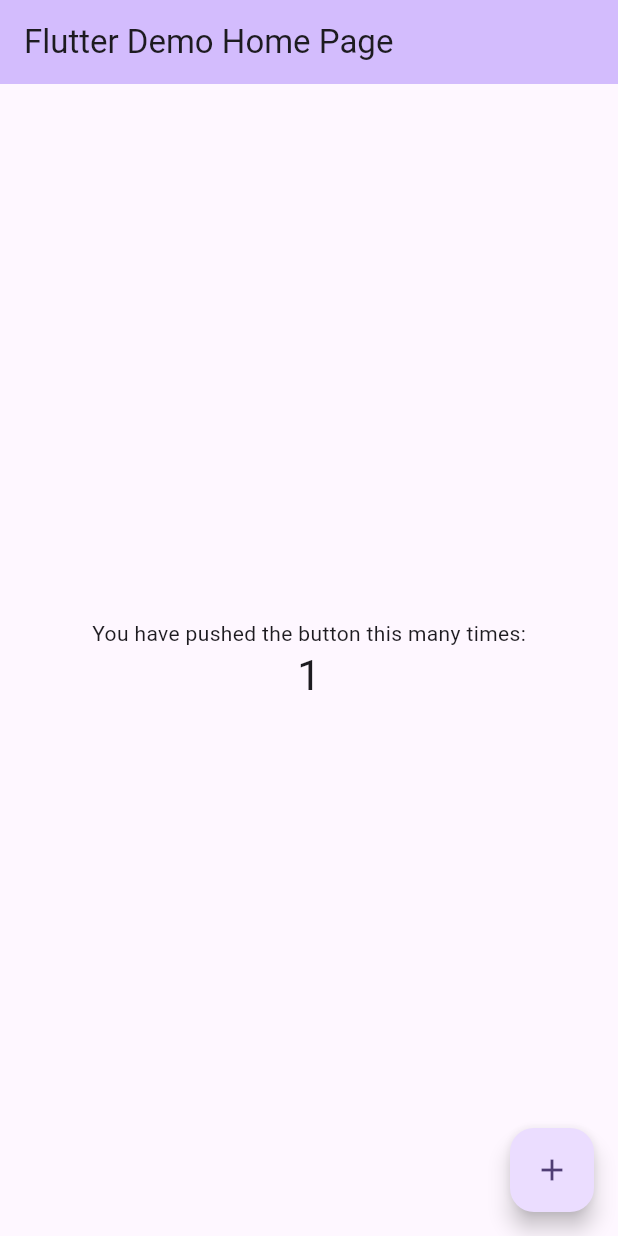
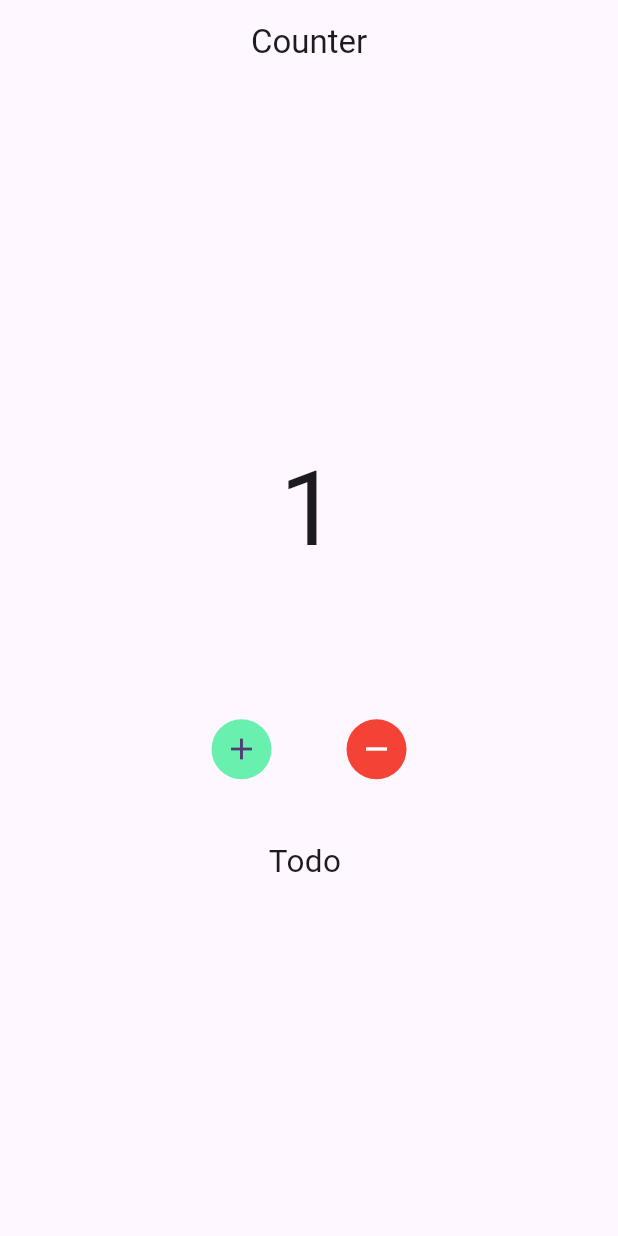
Before and after one commit to Aliabbas9870/DeveloperHub_internship_flutter, a Flutter app: the screen it shows after launch, after a tap on the "add" icon, on a phone screen of 412 x 824 dp. Run offline on Flutter 3.47's test engine with Material 3 defaults, Android fonts, the phone set to English and light mode, and no system bars; our stand-ins replace get.

Commit message:
Task2 working

```diff
--- /dev/null
+++ b/Task2/task2/lib/controller/counter_controller.dart
@@ -0,0 +1,17 @@
+import 'package:get/get.dart';
+
+class CounterController extends GetxController {
+  RxInt _counter = 0.obs;
+  int get counter => _counter.value;
+  void inc() {
+    _counter++;
+  }
+
+  void dec() {
+    if (_counter> 0) {
+      _counter--;
+
+      return;
+    }
+  }
+}
--- /dev/null
+++ b/Task2/task2/lib/controller/splash_controller.dart
@@ -0,0 +1,18 @@
+import 'dart:async';
+
+import 'package:get/get.dart';
+import 'package:task2/views/counter_view.dart';
+
+class SplashController extends GetxController {
+
+  @override
+  void onInit() {
+    super.onInit();
+
+    Timer(const Duration(seconds: 3), () {
+      Get.off(()=> const CounterView(),
+          transition: Transition.leftToRightWithFade,
+          duration: Duration(seconds: 3));
+    });
+  }
+}
--- /dev/null
+++ b/Task2/task2/lib/controller/todo_controller.dart
@@ -0,0 +1,3 @@
+
+
+class TodoController {}
--- a/Task2/task2/lib/main.dart
+++ b/Task2/task2/lib/main.dart
@@ -1,4 +1,6 @@
 import 'package:flutter/material.dart';
+import 'package:get/get.dart';
+import 'package:task2/views/splash_view.dart';
 
 void main() {
   runApp(const MyApp());
@@ -10,116 +12,14 @@ class MyApp extends StatelessWidget {
   // This widget is the root of your application.
   @override
   Widget build(BuildContext context) {
-    return MaterialApp(
-      title: 'Flutter Demo',
+    return GetMaterialApp(
+      title: 'Flutter Task2',
       theme: ThemeData(
-        // This is the theme of your application.
-        //
-        // TRY THIS: Try running your application with "flutter run". You'll see
-        // the application has a purple toolbar. Then, without quitting the app,
-        // try changing the seedColor in the colorScheme below to Colors.green
-        // and then invoke "hot reload" (save your changes or press the "hot
-        // reload" button in a Flutter-supported IDE, or press "r" if you used
-        // the command line to start the app).
-        //
-        // Notice that the counter didn't reset back to zero; the application
-        // state is not lost during the reload. To reset the state, use hot
-        // restart instead.
-        //
-        // This works for code too, not just values: Most code changes can be
-        // tested with just a hot reload.
+
         colorScheme: ColorScheme.fromSeed(seedColor: Colors.deepPurple),
         useMaterial3: true,
       ),
-      home: const MyHomePage(title: 'Flutter Demo Home Page'),
+      home: const SplashView(),
     );
   }
 }
-
-class MyHomePage extends StatefulWidget {
-  const MyHomePage({super.key, required this.title});
-
-  // This widget is the home page of your application. It is stateful, meaning
-  // that it has a State object (defined below) that contains fields that affect
-  // how it looks.
-
-  // This class is the configuration for the state. It holds the values (in this
-  // case the title) provided by the parent (in this case the App widget) and
-  // used by the build method of the State. Fields in a Widget subclass are
-  // always marked "final".
-
-  final String title;
-
-  @override
-  State<MyHomePage> createState() => _MyHomePageState();
-}
-
-class _MyHomePageState extends State<MyHomePage> {
-  int _counter = 0;
-
-  void _incrementCounter() {
-    setState(() {
-      // This call to setState tells the Flutter framework that something has
-      // changed in this State, which causes it to rerun the build method below
-      // so that the display can reflect the updated values. If we changed
-      // _counter without calling setState(), then the build method would not be
-      // called again, and so nothing would appear to happen.
-      _counter++;
-    });
-  }
-
-  @override
-  Widget build(BuildContext context) {
-    // This method is rerun every time setState is called, for instance as done
-    // by the _incrementCounter method above.
-    //
-    // The Flutter framework has been optimized to make rerunning build methods
-    // fast, so that you can just rebuild anything that needs updating rather
-    // than having to individually change instances of widgets.
-    return Scaffold(
-      appBar: AppBar(
-        // TRY THIS: Try changing the color here to a specific color (to
-        // Colors.amber, perhaps?) and trigger a hot reload to see the AppBar
-        // change color while the other colors stay the same.
-        backgroundColor: Theme.of(context).colorScheme.inversePrimary,
-        // Here we take the value from the MyHomePage object that was created by
-        // the App.build method, and use it to set our appbar title.
-        title: Text(widget.title),
-      ),
-      body: Center(
-        // Center is a layout widget. It takes a single child and positions it
-        // in the middle of the parent.
-        child: Column(
-          // Column is also a layout widget. It takes a list of children and
-          // arranges them vertically. By default, it sizes itself to fit its
-          // children horizontally, and tries to be as tall as its parent.
-          //
-          // Column has various properties to control how it sizes itself and
-          // how it positions its children. Here we use mainAxisAlignment to
-          // center the children vertically; the main axis here is the vertical
-          // axis because Columns are vertical (the cross axis would be
-          // horizontal).
-          //
-          // TRY THIS: Invoke "debug painting" (choose the "Toggle Debug Paint"
-          // action in the IDE, or press "p" in the console), to see the
-          // wireframe for each widget.
-          mainAxisAlignment: MainAxisAlignment.center,
-          children: <Widget>[
-            const Text(
-              'You have pushed the button this many times:',
-            ),
-            Text(
-              '$_counter',
-              style: Theme.of(context).textTheme.headlineMedium,
-            ),
-          ],
-        ),
-      ),
-      floatingActionButton: FloatingActionButton(
-        onPressed: _incrementCounter,
-        tooltip: 'Increment',
-        child: const Icon(Icons.add),
-      ), // This trailing comma makes auto-formatting nicer for build methods.
-    );
-  }
-}
--- /dev/null
+++ b/Task2/task2/lib/views/counter_view.dart
@@ -0,0 +1,81 @@
+import 'package:flutter/material.dart';
+import 'package:get/get.dart';
+import 'package:task2/controller/counter_controller.dart';
+import 'package:task2/views/todo_view.dart';
+
+class CounterView extends StatelessWidget {
+  const CounterView({super.key});
+
+  @override
+  Widget build(BuildContext context) {
+    final controller = Get.put(CounterController());
+    return Scaffold(
+      appBar: AppBar(
+        centerTitle: true,
+        title: Text("Counter"),
+      ),
+      body: Obx(
+        () => Column(
+          crossAxisAlignment: CrossAxisAlignment.center,
+          mainAxisAlignment: MainAxisAlignment.center,
+          children: [
+            Center(
+                child: Text(
+              "${controller.counter}",
+              style: TextStyle(fontSize: 69),
+              textAlign: TextAlign.center,
+            )), // reactive value shown
+
+            SizedBox(
+              height: 90,
+            ),
+            Row(
+              mainAxisAlignment: MainAxisAlignment.center,
+              children: [
+                CircleAvatar(
+                  backgroundColor: Colors.greenAccent,
+                  child: IconButton(
+                    onPressed: () {
+                      controller.inc();
+                    },
+                    icon: Icon(Icons.add),
+                  ),
+                ),
+
+                SizedBox(
+                  width: 50,
+                ),
+                // reactive value shown
+                CircleAvatar(
+                  backgroundColor: Colors.red,
+                  child: IconButton(
+                    onPressed: () {
+                      controller.dec();
+                    },
+                    icon: Icon(
+                      Icons.remove,
+                      color: Colors.white,
+                    ),
+                  ),
+                ),
+              ],
+            ),
+            SizedBox(
+              height: 40,
+            ),
+            InkWell(
+                onTap: () {
+                  Get.to(() => TodoView(),
+                      transition: Transition.leftToRightWithFade,
+                      duration: Duration(seconds: 2));
+                },
+                child: Text(
+                  "Todo ",
+                  style: TextStyle(fontSize: 21),
+                ))
+          ],
+        ),
+      ),
+    );
+  }
+}
--- /dev/null
+++ b/Task2/task2/lib/views/splash_view.dart
@@ -0,0 +1,41 @@
+import 'package:flutter/material.dart';
+import 'package:get/get.dart';
+import 'package:task2/controller/splash_controller.dart';
+
+class SplashView extends StatelessWidget {
+  const SplashView({super.key});
+
+  @override
+  Widget build(BuildContext context) {
+    Get.put(SplashController());
+
+    return Scaffold(
+      backgroundColor: Colors.deepPurpleAccent,
+      body: Center(
+        child: Column(
+          mainAxisAlignment: MainAxisAlignment.center,
+          crossAxisAlignment: CrossAxisAlignment.center,
+          children: [
+            const Icon(Icons.flutter_dash, size: 100, color: Colors.white),
+            const SizedBox(height: 20),
+            const Text(
+              'Welcome to DeveloperHub Task2',
+              textAlign: TextAlign.center,
+              style: TextStyle(
+                color: Colors.white,
+                fontSize: 26,
+                fontWeight: FontWeight.bold,
+              ),
+            ),
+            const SizedBox(height: 10),
+            const Text(
+              'Best Learning Experience',
+              style: TextStyle(color: Colors.white70),
+            ),
+            const SizedBox(height: 40),
+          ],
+        ),
+      ),
+    );
+  }
+}
--- /dev/null
+++ b/Task2/task2/lib/views/todo_view.dart
@@ -0,0 +1,16 @@
+import 'package:flutter/material.dart';
+
+class TodoView extends StatelessWidget {
+  const TodoView({super.key});
+
+  @override
+  Widget build(BuildContext context) {
+    return Scaffold(
+      backgroundColor: Colors.indigo,
+      appBar: AppBar(
+        centerTitle: true,
+        title: Text("Todo"),
+      ),
+    );
+  }
+}
--- a/Task2/task2/pubspec.yaml
+++ b/Task2/task2/pubspec.yaml
@@ -34,6 +34,8 @@ dependencies:
   # The following adds the Cupertino Icons font to your application.
   # Use with the CupertinoIcons class for iOS style icons.
   cupertino_icons: ^1.0.8
+  get:
+
 
 dev_dependencies:
   flutter_test:
```
Also changed, not shown: Task2/task2/pubspec.lock.
